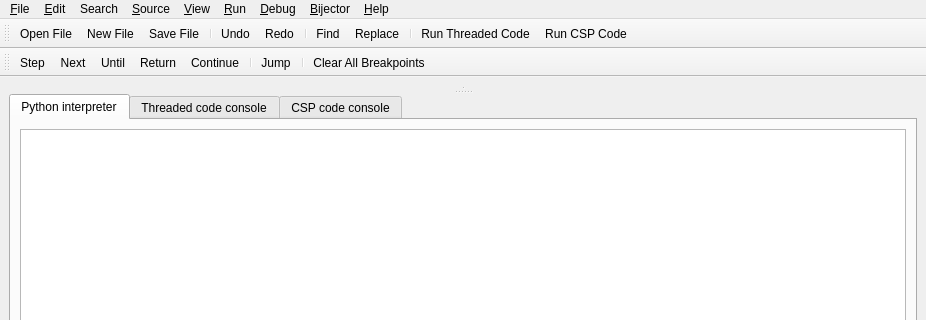
First picture: the form in src/gui/bijector_main.ui, repository snim2/pybijector, before the edit; both pictures show x 0 to 926 and y 0 to 320 of the 926 by 604 pixel window.
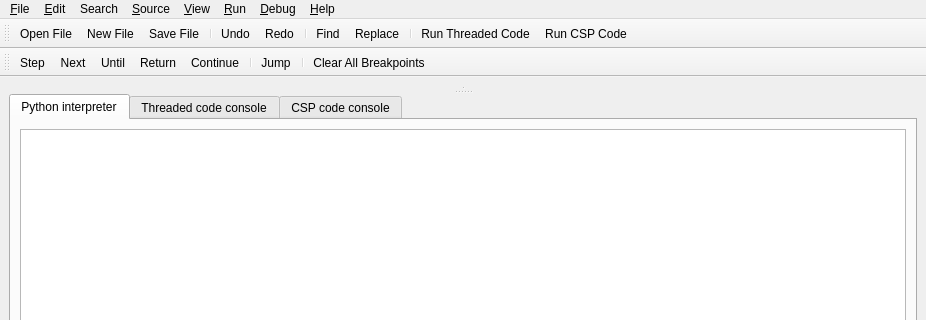
Second picture: the form after the edit. Custom widgets are drawn as their Qt base class.

Commit message: Removed Bijector menu and associated actions, signals and slots.

```diff
--- a/src/gui/bijector_main.ui
+++ b/src/gui/bijector_main.ui
@@ -184,13 +184,6 @@
     <addaction name="separator"/>
     <addaction name="action_Select_All_Edit"/>
    </widget>
-   <widget class="QMenu" name="menuBijector">
-    <property name="title">
-     <string>&amp;Bijector</string>
-    </property>
-    <addaction name="action_Convert_to_CSP_Bijector"/>
-    <addaction name="action_Convert_to_Threads_Bijector"/>
-   </widget>
    <widget class="QMenu" name="menuSource">
     <property name="title">
      <string>&amp;Source</string>
@@ -270,7 +263,6 @@
    <addaction name="menuWindow"/>
    <addaction name="menu_Run"/>
    <addaction name="menuDebug"/>
-   <addaction name="menuBijector"/>
    <addaction name="menu_Help"/>
   </widget>
   <widget class="QStatusBar" name="statusbar"/>
```
Left out of the diff: 42 changed lines with no effect on the pictures. The commit also changes 3 other files.
